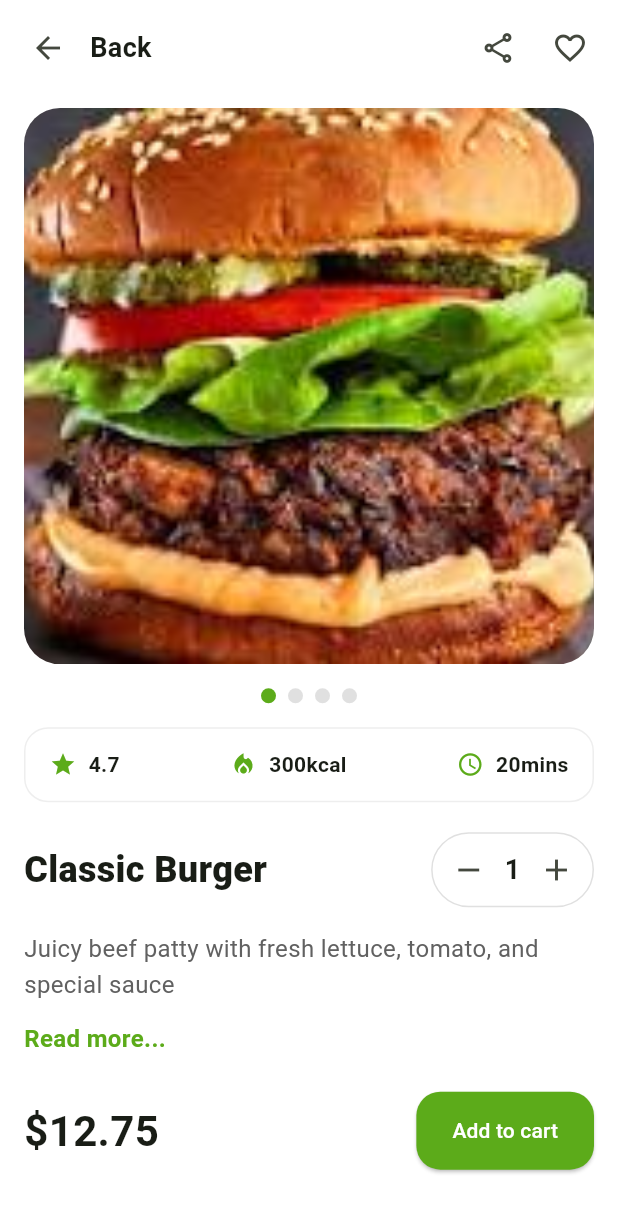
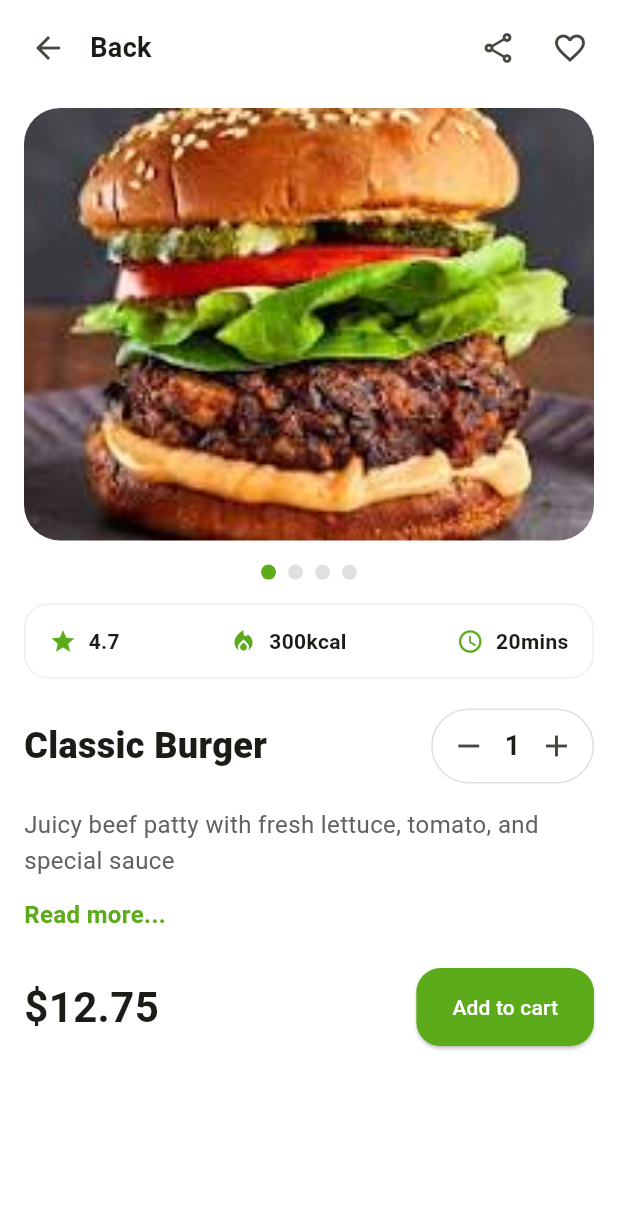
Before and after one commit to Kingjohneycodey/foodey, a Flutter app: the ProductDetailScreen screen opened directly with sample values from the repository, on a phone screen of 412 x 824 dp. Shown: the top 1213 px of the screen. Run offline on Flutter 3.47's test engine with Material 3 defaults, Android fonts, the phone set to English and light mode, and no system bars; our stand-ins replace flutter_riverpod, go_router, shared_preferences; accounts and stored records are empty.

Commit message:
updated the height of the image carousel

```diff
--- a/lib/features/menu/view/product_detail_screen.dart
+++ b/lib/features/menu/view/product_detail_screen.dart
@@ -76,7 +76,7 @@ class _ProductDetailScreenState extends State<ProductDetailScreen> {
                       horizontal: 16,
                       vertical: 8,
                     ),
-                    height: MediaQuery.of(context).size.width * 0.9,
+                    height: MediaQuery.of(context).size.width * 0.7,
                     decoration: BoxDecoration(
                       borderRadius: BorderRadius.circular(24),
                     ),
```
